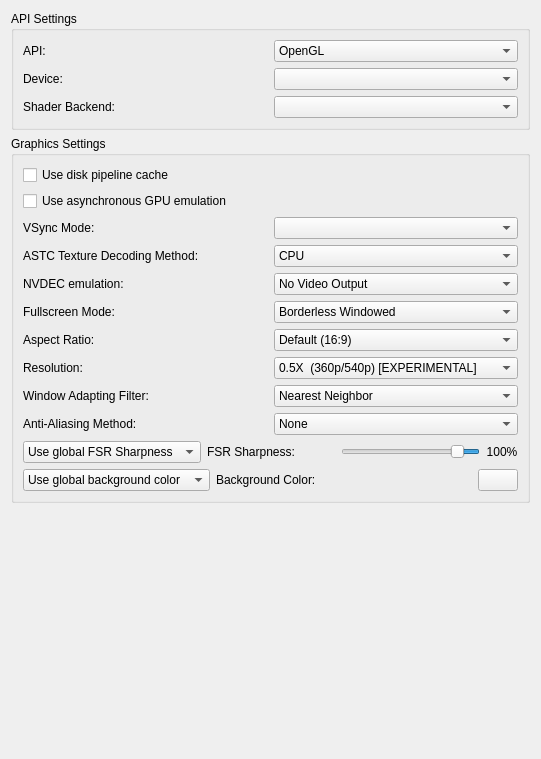
Above: src/yuzu/configuration/configure_graphics.ui from rorrim-rorrim/eden-alt before the change. Below: the same form after it.
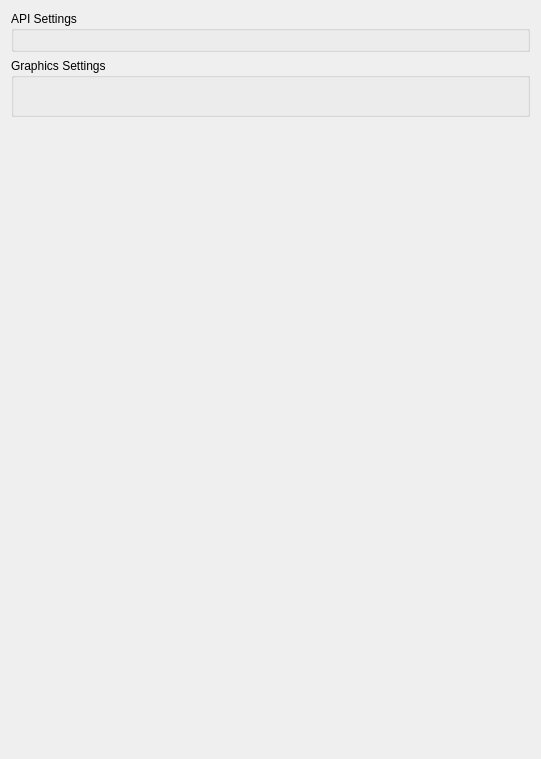
That is the form after the change.

Commit message: configure_graphics: Partial runtime implementation

The edit to the form file:
```diff
--- a/src/yuzu/configuration/configure_graphics.ui
+++ b/src/yuzu/configuration/configure_graphics.ui
@@ -43,112 +43,6 @@
            <property name="horizontalSpacing">
             <number>6</number>
            </property>
-           <item row="4" column="0">
-            <widget class="QWidget" name="backend_widget" native="true">
-             <layout class="QHBoxLayout" name="backend_layout">
-              <property name="leftMargin">
-               <number>0</number>
-              </property>
-              <property name="topMargin">
-               <number>0</number>
-              </property>
-              <property name="rightMargin">
-               <number>0</number>
-              </property>
-              <property name="bottomMargin">
-               <number>0</number>
-              </property>
-              <item>
-               <widget class="QLabel" name="backend_label">
-                <property name="text">
-                 <string>Shader Backend:</string>
-                </property>
-               </widget>
-              </item>
-              <item>
-               <widget class="QComboBox" name="backend"/>
-              </item>
-             </layout>
-            </widget>
-           </item>
-           <item row="2" column="0">
-            <widget class="QWidget" name="device_widget" native="true">
-             <layout class="QHBoxLayout" name="device_layout">
-              <property name="leftMargin">
-               <number>0</number>
-              </property>
-              <property name="topMargin">
-               <number>0</number>
-              </property>
-              <property name="rightMargin">
-               <number>0</number>
-              </property>
-              <property name="bottomMargin">
-               <number>0</number>
-              </property>
-              <item>
-               <widget class="QLabel" name="device_label">
-                <property name="text">
-                 <string>Device:</string>
-                </property>
-               </widget>
-              </item>
-              <item>
-               <widget class="QComboBox" name="device"/>
-              </item>
-             </layout>
-            </widget>
-           </item>
-           <item row="0" column="0">
-            <widget class="QWidget" name="api_layout_2" native="true">
-             <layout class="QHBoxLayout" name="api_layout">
-              <property name="leftMargin">
-               <number>0</number>
-              </property>
-              <property name="topMargin">
-               <number>0</number>
-              </property>
-              <property name="rightMargin">
-               <number>0</number>
-              </property>
-              <property name="bottomMargin">
-               <number>0</number>
-              </property>
-              <item>
-               <widget class="QLabel" name="api_label">
-                <property name="text">
-                 <string>API:</string>
-                </property>
-               </widget>
-              </item>
-              <item>
-               <widget class="QComboBox" name="api">
-                <property name="sizePolicy">
-                 <sizepolicy hsizetype="Preferred" vsizetype="Fixed">
-                  <horstretch>0</horstretch>
-                  <verstretch>0</verstretch>
-                 </sizepolicy>
-                </property>
-                <item>
-                 <property name="text">
-                  <string notr="true">OpenGL</string>
-                 </property>
-                </item>
-                <item>
-                 <property name="text">
-                  <string notr="true">Vulkan</string>
-                 </property>
-                </item>
-                <item>
-                 <property name="text">
-                  <string>None</string>
-                 </property>
-                </item>
-               </widget>
-              </item>
-             </layout>
-            </widget>
-           </item>
           </layout>
          </widget>
         </item>
@@ -168,649 +62,8 @@
        </property>
        <layout class="QVBoxLayout" name="verticalLayout_4">
         <item>
-         <widget class="QCheckBox" name="use_disk_shader_cache">
-          <property name="text">
-           <string>Use disk pipeline cache</string>
-          </property>
-         </widget>
-        </item>
-        <item>
-         <widget class="QCheckBox" name="use_asynchronous_gpu_emulation">
-          <property name="text">
-           <string>Use asynchronous GPU emulation</string>
-          </property>
-         </widget>
-        </item>
-        <item>
-         <widget class="QWidget" name="vsync_mode_layout" native="true">
-          <layout class="QHBoxLayout" name="horizontalLayout_4">
-           <property name="leftMargin">
-            <number>0</number>
-           </property>
-           <property name="topMargin">
-            <number>0</number>
-           </property>
-           <property name="rightMargin">
-            <number>0</number>
-           </property>
-           <property name="bottomMargin">
-            <number>0</number>
-           </property>
-           <item>
-            <widget class="QLabel" name="vsync_mode_label">
-             <property name="text">
-              <string>VSync Mode:</string>
-             </property>
-            </widget>
-           </item>
-           <item>
-            <widget class="QComboBox" name="vsync_mode_combobox">
-             <property name="toolTip">
-              <string>FIFO (VSync) does not drop frames or exhibit tearing but is limited by the screen refresh rate.
-FIFO Relaxed is similar to FIFO but allows tearing as it recovers from a slow down.
-Mailbox can have lower latency than FIFO and does not tear but may drop frames.
-Immediate (no synchronization) just presents whatever is available and can exhibit tearing.</string>
-             </property>
-             <property name="currentText">
-              <string/>
-             </property>
-            </widget>
-           </item>
-          </layout>
-         </widget>
-        </item>
-        <item>
-         <widget class="QWidget" name="astc_decode_mode_layout" native="true">
-          <layout class="QHBoxLayout" name="horizontalLayout_8">
-           <property name="leftMargin">
-            <number>0</number>
-           </property>
-           <property name="topMargin">
-            <number>0</number>
-           </property>
-           <property name="rightMargin">
-            <number>0</number>
-           </property>
-           <property name="bottomMargin">
-            <number>0</number>
-           </property>
-           <item>
-            <widget class="QLabel" name="astc_decode_mode_label">
-             <property name="text">
-              <string>ASTC Texture Decoding Method:</string>
-             </property>
-            </widget>
-           </item>
-           <item>
-            <widget class="QComboBox" name="astc_decode_mode_combobox">
-             <item>
-              <property name="text">
-               <string>CPU</string>
-              </property>
-             </item>
-             <item>
-              <property name="text">
-               <string>GPU Compute</string>
-              </property>
-             </item>
-             <item>
-              <property name="text">
-               <string>CPU Asynchronous (Hack)</string>
-              </property>
-             </item>
-            </widget>
-           </item>
-          </layout>
-         </widget>
-        </item>
-        <item>
-         <widget class="QWidget" name="nvdec_emulation_widget" native="true">
-          <layout class="QHBoxLayout" name="nvdec_emulation_layout">
-           <property name="leftMargin">
-            <number>0</number>
-           </property>
-           <property name="topMargin">
-            <number>0</number>
-           </property>
-           <property name="rightMargin">
-            <number>0</number>
-           </property>
-           <property name="bottomMargin">
-            <number>0</number>
-           </property>
-           <item>
-            <widget class="QLabel" name="nvdec_emulation_label">
-             <property name="text">
-              <string>NVDEC emulation:</string>
-             </property>
-            </widget>
-           </item>
-           <item>
-            <widget class="QComboBox" name="nvdec_emulation">
-             <item>
-              <property name="text">
-               <string>No Video Output</string>
-              </property>
-             </item>
-             <item>
-              <property name="text">
-               <string>CPU Video Decoding</string>
-              </property>
-             </item>
-             <item>
-              <property name="text">
-               <string>GPU Video Decoding (Default)</string>
-              </property>
-             </item>
-            </widget>
-           </item>
-          </layout>
-         </widget>
-        </item>
-        <item>
-         <widget class="QWidget" name="fullscreen_mode_layout" native="true">
-          <layout class="QHBoxLayout" name="horizontalLayout_1">
-           <property name="leftMargin">
-            <number>0</number>
-           </property>
-           <property name="topMargin">
-            <number>0</number>
-           </property>
-           <property name="rightMargin">
-            <number>0</number>
-           </property>
-           <property name="bottomMargin">
-            <number>0</number>
-           </property>
-           <item>
-            <widget class="QLabel" name="fullscreen_mode_label">
-             <property name="text">
-              <string>Fullscreen Mode:</string>
-             </property>
-            </widget>
-           </item>
-           <item>
-            <widget class="QComboBox" name="fullscreen_mode_combobox">
-             <item>
-              <property name="text">
-               <string>Borderless Windowed</string>
-              </property>
-             </item>
-             <item>
-              <property name="text">
-               <string>Exclusive Fullscreen</string>
-              </property>
-             </item>
-            </widget>
-           </item>
-          </layout>
-         </widget>
-        </item>
-        <item>
-         <widget class="QWidget" name="aspect_ratio_layout" native="true">
-          <layout class="QHBoxLayout" name="horizontalLayout_2">
-           <property name="leftMargin">
-            <number>0</number>
-           </property>
-           <property name="topMargin">
-            <number>0</number>
-           </property>
-           <property name="rightMargin">
-            <number>0</number>
-           </property>
-           <property name="bottomMargin">
-            <number>0</number>
-           </property>
-           <item>
-            <widget class="QLabel" name="ar_label">
-             <property name="text">
-              <string>Aspect Ratio:</string>
-             </property>
-            </widget>
-           </item>
-           <item>
-            <widget class="QComboBox" name="aspect_ratio_combobox">
-             <item>
-              <property name="text">
-               <string>Default (16:9)</string>
-              </property>
-             </item>
-             <item>
-              <property name="text">
-               <string>Force 4:3</string>
-              </property>
-             </item>
-             <item>
-              <property name="text">
-               <string>Force 21:9</string>
-              </property>
-             </item>
-             <item>
-              <property name="text">
-               <string>Force 16:10</string>
-              </property>
-             </item>
-             <item>
-              <property name="text">
-               <string>Stretch to Window</string>
-              </property>
-             </item>
-            </widget>
-           </item>
-          </layout>
-         </widget>
-        </item>
-        <item>
-         <widget class="QWidget" name="resolution_layout" native="true">
-          <layout class="QHBoxLayout" name="horizontalLayout_5">
-           <property name="leftMargin">
-            <number>0</number>
-           </property>
-           <property name="topMargin">
-            <number>0</number>
-           </property>
-           <property name="rightMargin">
-            <number>0</number>
-           </property>
-           <property name="bottomMargin">
-            <number>0</number>
-           </property>
-           <item>
-            <widget class="QLabel" name="resolution_label">
-             <property name="text">
-              <string>Resolution:</string>
-             </property>
-            </widget>
-           </item>
-           <item>
-            <widget class="QComboBox" name="resolution_combobox">
-             <item>
-              <property name="text">
-               <string>0.5X  (360p/540p) [EXPERIMENTAL]</string>
-              </property>
-             </item>
-             <item>
-              <property name="text">
-               <string>0.75X (540p/810p) [EXPERIMENTAL]</string>
-              </property>
-             </item>
-             <item>
-              <property name="text">
-               <string>1X (720p/1080p)</string>
-              </property>
-             </item>
-             <item>
-              <property name="text">
-               <string>1.5X (1080p/1620p) [EXPERIMENTAL]</string>
-              </property>
-             </item>
-             <item>
-              <property name="text">
-               <string>2X (1440p/2160p)</string>
-              </property>
-             </item>
-             <item>
-              <property name="text">
-               <string>3X (2160p/3240p)</string>
-              </property>
-             </item>
-             <item>
-              <property name="text">
-               <string>4X (2880p/4320p)</string>
-              </property>
-             </item>
-             <item>
-              <property name="text">
-               <string>5X (3600p/5400p)</string>
-              </property>
-             </item>
-             <item>
-              <property name="text">
-               <string>6X (4320p/6480p)</string>
-              </property>
-             </item>
-             <item>
-              <property name="text">
-               <string>7X (5040p/7560p)</string>
-              </property>
-             </item>
-             <item>
-              <property name="text">
-               <string>8X (5760p/8640p)</string>
-              </property>
-             </item>
-            </widget>
-           </item>
-          </layout>
-         </widget>
-        </item>
-        <item>
-         <widget class="QWidget" name="scaling_filter_layout" native="true">
-          <layout class="QHBoxLayout" name="horizontalLayout_6">
-           <property name="leftMargin">
-            <number>0</number>
-           </property>
-           <property name="topMargin">
-            <number>0</number>
-           </property>
-           <property name="rightMargin">
-            <number>0</number>
-           </property>
-           <property name="bottomMargin">
-            <number>0</number>
-           </property>
-           <item>
-            <widget class="QLabel" name="scaling_filter_label">
-             <property name="text">
-              <string>Window Adapting Filter:</string>
-             </property>
-            </widget>
-           </item>
-           <item>
-            <widget class="QComboBox" name="scaling_filter_combobox">
-             <item>
-              <property name="text">
-               <string>Nearest Neighbor</string>
-              </property>
-             </item>
-             <item>
-              <property name="text">
-               <string>Bilinear</string>
-              </property>
-             </item>
-             <item>
-              <property name="text">
-               <string>Bicubic</string>
-              </property>
-             </item>
-             <item>
-              <property name="text">
-               <string>Gaussian</string>
-              </property>
-             </item>
-             <item>
-              <property name="text">
-               <string>ScaleForce</string>
-              </property>
-             </item>
-             <item>
-              <property name="text">
-               <string>AMD FidelityFX™️ Super Resolution</string>
-              </property>
-             </item>
-            </widget>
-           </item>
-          </layout>
-         </widget>
-        </item>
-        <item>
-         <widget class="QWidget" name="anti_aliasing_layout" native="true">
-          <layout class="QHBoxLayout" name="horizontalLayout_7">
-           <property name="leftMargin">
-            <number>0</number>
-           </property>
-           <property name="topMargin">
-            <number>0</number>
-           </property>
-           <property name="rightMargin">
-            <number>0</number>
-           </property>
-           <property name="bottomMargin">
-            <number>0</number>
-           </property>
-           <item>
-            <widget class="QLabel" name="anti_aliasing_label">
-             <property name="text">
-              <string>Anti-Aliasing Method:</string>
-             </property>
-            </widget>
-           </item>
-           <item>
-            <widget class="QComboBox" name="anti_aliasing_combobox">
-             <item>
-              <property name="text">
-               <string>None</string>
-              </property>
-             </item>
-             <item>
-              <property name="text">
-               <string>FXAA</string>
-              </property>
-             </item>
-             <item>
-              <property name="text">
-               <string>SMAA</string>
-              </property>
-             </item>
-            </widget>
-           </item>
-          </layout>
-         </widget>
-        </item>
-        <item>
-         <widget class="QWidget" name="fsr_sharpening_layout" native="true">
-          <property name="enabled">
-           <bool>true</bool>
-          </property>
-          <property name="sizePolicy">
-           <sizepolicy hsizetype="Preferred" vsizetype="Preferred">
-            <horstretch>0</horstretch>
-            <verstretch>0</verstretch>
-           </sizepolicy>
-          </property>
-          <layout class="QHBoxLayout" name="horizontalLayout">
-           <property name="spacing">
-            <number>6</number>
-           </property>
-           <property name="sizeConstraint">
-            <enum>QLayout::SetDefaultConstraint</enum>
-           </property>
-           <property name="leftMargin">
-            <number>0</number>
-           </property>
-           <property name="topMargin">
-            <number>0</number>
-           </property>
-           <property name="rightMargin">
-            <number>0</number>
-           </property>
-           <property name="bottomMargin">
-            <number>0</number>
-           </property>
-           <item>
-            <layout class="QHBoxLayout" name="fsr_sharpening_label_group">
-             <property name="rightMargin">
-              <number>0</number>
-             </property>
-             <property name="bottomMargin">
-              <number>0</number>
-             </property>
-             <item>
-              <widget class="QComboBox" name="fsr_sharpening_combobox">
-               <property name="sizePolicy">
-                <sizepolicy hsizetype="Maximum" vsizetype="Fixed">
-                 <horstretch>0</horstretch>
-                 <verstretch>0</verstretch>
-                </sizepolicy>
-               </property>
-               <item>
-                <property name="text">
-                 <string>Use global FSR Sharpness</string>
-                </property>
-               </item>
-               <item>
-                <property name="text">
-                 <string>Set FSR Sharpness</string>
-                </property>
-               </item>
-              </widget>
-             </item>
-             <item>
-              <widget class="QLabel" name="fsr_sharpening_label">
-               <property name="sizePolicy">
-                <sizepolicy hsizetype="Preferred" vsizetype="Preferred">
-                 <horstretch>0</horstretch>
-                 <verstretch>0</verstretch>
-                </sizepolicy>
-               </property>
-               <property name="text">
-                <string>FSR Sharpness:</string>
-               </property>
-              </widget>
-             </item>
-             <item>
-              <spacer name="horizontalSpacer_2">
-               <property name="orientation">
-                <enum>Qt::Horizontal</enum>
-               </property>
-               <property name="sizeHint" stdset="0">
-                <size>
-                 <width>40</width>
-                 <height>20</height>
-                </size>
-               </property>
-              </spacer>
-             </item>
-            </layout>
-           </item>
-           <item>
-            <layout class="QHBoxLayout" name="fsr_slider_layout">
-             <property name="spacing">
-              <number>6</number>
-             </property>
-             <item>
-              <widget class="QSlider" name="fsr_sharpening_slider">
-               <property name="sizePolicy">
-                <sizepolicy hsizetype="MinimumExpanding" vsizetype="Preferred">
-                 <horstretch>0</horstretch>
-                 <verstretch>0</verstretch>
-                </sizepolicy>
-               </property>
-               <property name="baseSize">
-                <size>
-                 <width>0</width>
-                 <height>0</height>
-                </size>
-               </property>
-               <property name="maximum">
-                <number>200</number>
-               </property>
-               <property name="sliderPosition">
-                <number>25</number>
-               </property>
-               <property name="orientation">
-                <enum>Qt::Horizontal</enum>
-               </property>
-               <property name="invertedAppearance">
-                <bool>true</bool>
-               </property>
-              </widget>
-             </item>
-             <item>
-              <widget class="QLabel" name="fsr_sharpening_value">
-               <property name="sizePolicy">
-                <sizepolicy hsizetype="Maximum" vsizetype="Preferred">
-                 <horstretch>0</horstretch>
-                 <verstretch>0</verstretch>
-                </sizepolicy>
-               </property>
-               <property name="minimumSize">
-                <size>
-                 <width>32</width>
-                 <height>0</height>
-                </size>
-               </property>
-               <property name="text">
-                <string>100%</string>
-               </property>
-               <property name="alignment">
-                <set>Qt::AlignCenter</set>
-               </property>
-              </widget>
-             </item>
-            </layout>
-           </item>
-          </layout>
-         </widget>
-        </item>
-        <item>
-         <widget class="QWidget" name="bg_layout" native="true">
-          <property name="sizePolicy">
-           <sizepolicy hsizetype="Preferred" vsizetype="Preferred">
-            <horstretch>0</horstretch>
-            <verstretch>0</verstretch>
-           </sizepolicy>
-          </property>
-          <layout class="QHBoxLayout" name="horizontalLayout_3">
-           <property name="spacing">
-            <number>6</number>
-           </property>
-           <property name="leftMargin">
-            <number>0</number>
-           </property>
-           <property name="topMargin">
-            <number>0</number>
-           </property>
-           <property name="rightMargin">
-            <number>0</number>
-           </property>
-           <property name="bottomMargin">
-            <number>0</number>
-           </property>
-           <item>
-            <widget class="QComboBox" name="bg_combobox">
-             <property name="currentText">
-              <string>Use global background color</string>
-             </property>
-             <property name="currentIndex">
-              <number>0</number>
-             </property>
-             <property name="maxVisibleItems">
-              <number>10</number>
-             </property>
-             <item>
-              <property name="text">
-               <string>Use global background color</string>
-              </property>
-             </item>
-             <item>
-              <property name="text">
-               <string>Set background color:</string>
-              </property>
-             </item>
-            </widget>
-           </item>
-           <item>
-            <widget class="QLabel" name="bg_label">
-             <property name="text">
-              <string>Background Color:</string>
-             </property>
-            </widget>
-           </item>
-           <item>
-            <spacer name="horizontalSpacer">
-             <property name="orientation">
-              <enum>Qt::Horizontal</enum>
-             </property>
-             <property name="sizeHint" stdset="0">
-              <size>
-               <width>40</width>
-               <height>20</height>
-              </size>
-             </property>
-            </spacer>
-           </item>
-           <item>
-            <widget class="QPushButton" name="bg_button">
-             <property name="maximumSize">
-              <size>
-               <width>40</width>
-               <height>16777215</height>
-              </size>
-             </property>
-            </widget>
-           </item>
-          </layout>
+         <widget class="QWidget" name="graphics_widget" native="true">
+          <layout class="QVBoxLayout" name="verticalLayout"/>
          </widget>
         </item>
        </layout>
```
The commit also changes 9 other files.
